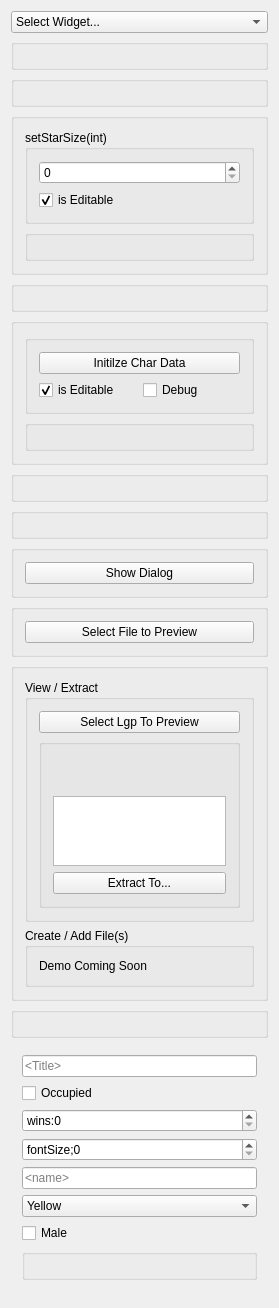
The window that FF7tk/mainwindow.ui (sithlord48/ff7tk) describes before a commit, drawn with Qt 5.
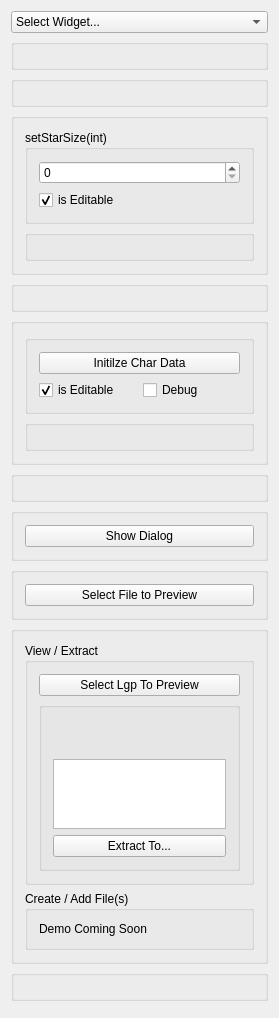
The same window after the commit.

Commit message: ChocoboManager Replaces Old Chocobo Tab Set up . Lupdate

```diff
--- a/FF7tk/mainwindow.ui
+++ b/FF7tk/mainwindow.ui
@@ -7,7 +7,7 @@
     <x>0</x>
     <y>0</y>
     <width>279</width>
-    <height>17</height>
+    <height>26</height>
    </rect>
   </property>
   <property name="sizePolicy">
@@ -48,11 +48,6 @@
         <string>CharEditor</string>
        </property>
       </item>
-      <item>
-       <property name="text">
-        <string>ChocoboEditor</string>
-       </property>
-      </item>
       <item>
        <property name="text">
         <string>MetaData Creator</string>
@@ -83,11 +78,6 @@
         <string>LocationViewer</string>
        </property>
       </item>
-      <item>
-       <property name="text">
-        <string>ChocoboLabel</string>
-       </property>
-      </item>
       <item>
        <property name="text">
         <string>ChocoboManager</string>
@@ -211,13 +201,6 @@
       </layout>
      </widget>
     </item>
-    <item>
-     <widget class="QGroupBox" name="choco_editor_box">
-      <property name="title">
-       <string/>
-      </property>
-     </widget>
-    </item>
     <item>
      <widget class="QGroupBox" name="item_list_box">
       <property name="title">
@@ -344,102 +327,6 @@
       </property>
      </widget>
     </item>
-    <item>
-     <widget class="QFrame" name="chocoboLabelBox">
-      <layout class="QVBoxLayout" name="verticalLayout_12">
-       <item>
-        <layout class="QHBoxLayout" name="horizontalLayout_4">
-         <item>
-          <widget class="QLineEdit" name="lineEdit_2">
-           <property name="placeholderText">
-            <string>&lt;Title&gt;</string>
-           </property>
-          </widget>
-         </item>
-        </layout>
-       </item>
-       <item>
-        <widget class="QCheckBox" name="checkBox_3">
-         <property name="text">
-          <string>Occupied</string>
-         </property>
-        </widget>
-       </item>
-       <item>
-        <widget class="QSpinBox" name="spinBox">
-         <property name="prefix">
-          <string>wins:</string>
-         </property>
-        </widget>
-       </item>
-       <item>
-        <widget class="QSpinBox" name="spinBox_2">
-         <property name="prefix">
-          <string>fontSize;</string>
-         </property>
-        </widget>
-       </item>
-       <item>
-        <layout class="QHBoxLayout" name="horizontalLayout_2">
-         <item>
-          <widget class="QLineEdit" name="lineEdit">
-           <property name="placeholderText">
-            <string>&lt;name&gt;</string>
-           </property>
-          </widget>
-         </item>
-        </layout>
-       </item>
-       <item>
-        <widget class="QComboBox" name="comboBox">
-         <item>
-          <property name="text">
-           <string>Yellow</string>
-          </property>
-         </item>
-         <item>
-          <property name="text">
-           <string>Green</string>
-          </property>
-         </item>
-         <item>
-          <property name="text">
-           <string>Blue</string>
-          </property>
-         </item>
-         <item>
-          <property name="text">
-           <string>Black</string>
-          </property>
-         </item>
-         <item>
-          <property name="text">
-           <string>Gold</string>
-          </property>
-         </item>
-        </widget>
-       </item>
-       <item>
-        <layout class="QHBoxLayout" name="horizontalLayout_3">
-         <item>
-          <widget class="QCheckBox" name="checkBox_2">
-           <property name="text">
-            <string>Male</string>
-           </property>
-          </widget>
-         </item>
-        </layout>
-       </item>
-       <item>
-        <widget class="QGroupBox" name="chocoboLabelBoxInner">
-         <property name="title">
-          <string/>
-         </property>
-        </widget>
-       </item>
-      </layout>
-     </widget>
-    </item>
     <item>
      <widget class="QFrame" name="ChocoboManagerBox"/>
     </item>
```
The commit also changes 9 other files.
